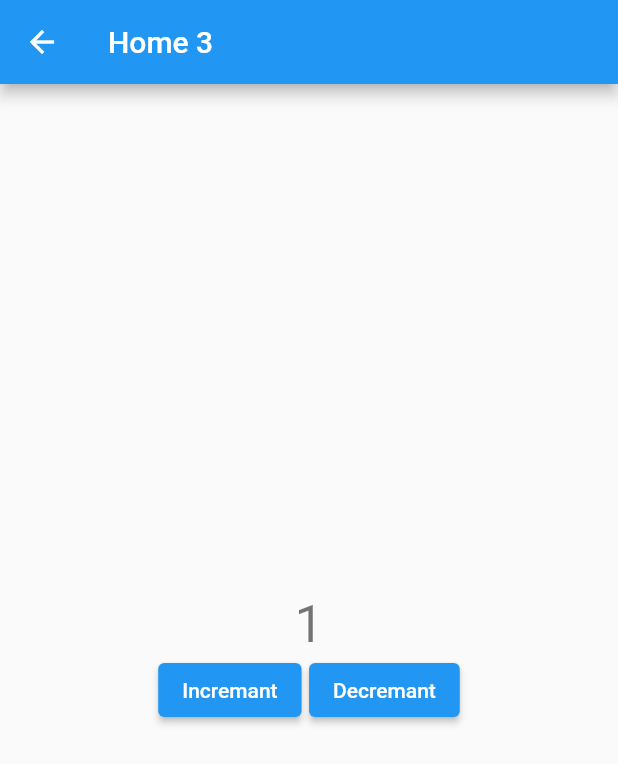
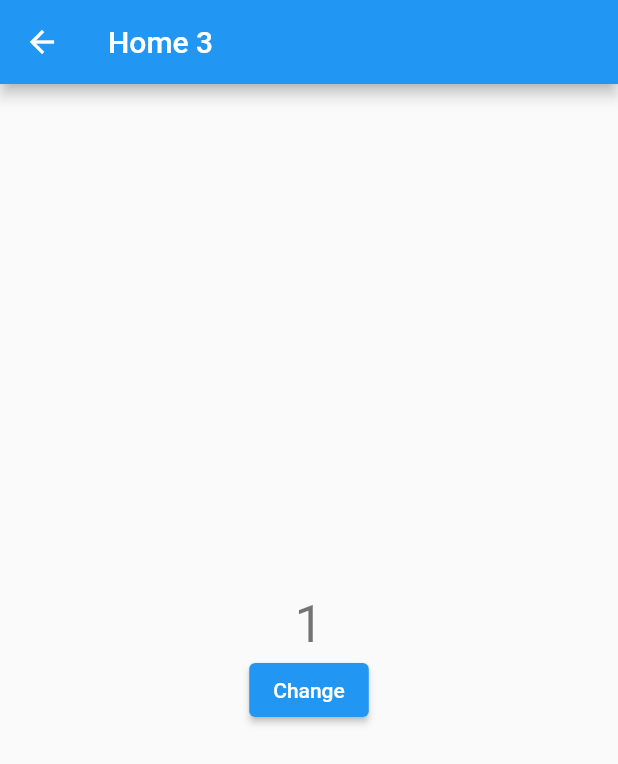
Before and after one commit to ahmedos999/flutter_bloc_concepts, a Flutter app: the ThirdScreen screen opened by its route, on a phone screen of 412 x 824 dp. Shown: the top 764 px of the screen. Run offline on Flutter 3.47's test engine with Material 2 defaults, Android fonts, the phone set to English and light mode, and no system bars; our stand-ins replace bloc, connectivity_plus, equatable, flutter_bloc; missing offline and left inert: test.

```diff
--- a/lib/business_logic/cubit/counter_cubit.dart
+++ b/lib/business_logic/cubit/counter_cubit.dart
@@ -2,8 +2,6 @@ import 'dart:async';
 
 import 'package:bloc/bloc.dart';
 import 'package:equatable/equatable.dart';
-import 'package:flutter_bloc_concepts/business_logic/cubit/internet_cubit.dart';
-import 'package:flutter_bloc_concepts/constants/enums.dart';
 
 part 'counter_state.dart';
 
--- /dev/null
+++ b/lib/business_logic/cubit/testcounter_cubit.dart
@@ -0,0 +1,22 @@
+import 'package:bloc/bloc.dart';
+import 'package:equatable/equatable.dart';
+import 'package:test/expect.dart';
+
+import '../../data/models/product_model.dart';
+
+part 'testcounter_state.dart';
+
+class TestcounterCubit extends Cubit<TestcounterState> {
+  TestcounterCubit()
+      : super(TestcounterState(product: [Product(1, "2")], count: 0));
+
+  // void add(id, name) {
+  //   state.product.add(Product(id, name));
+  //   emit(TestcounterState(product: state.product));
+  // }
+  void incementcount(id, name) {
+    List<Product> temp = state.product;
+    temp.add(Product(id, name));
+    emit(TestcounterState(product: temp, count: 0));
+  }
+}
--- /dev/null
+++ b/lib/business_logic/cubit/testcounter_state.dart
@@ -0,0 +1,10 @@
+part of 'testcounter_cubit.dart';
+
+class TestcounterState extends Equatable {
+  List<Product> product;
+  int count;
+  TestcounterState({required this.product, required this.count});
+
+  @override
+  List<Object> get props => [product, count];
+}
--- /dev/null
+++ b/lib/data/models/product_model.dart
@@ -0,0 +1,6 @@
+class Product {
+  int id;
+  String name;
+
+  Product(this.id, this.name);
+}
--- a/lib/presentation/router/app_router.dart
+++ b/lib/presentation/router/app_router.dart
@@ -2,19 +2,25 @@ import 'package:flutter/cupertino.dart';
 import 'package:flutter/material.dart';
 import 'package:flutter_bloc/flutter_bloc.dart';
 import 'package:flutter_bloc_concepts/business_logic/cubit/counter_cubit.dart';
+import 'package:flutter_bloc_concepts/business_logic/cubit/testcounter_cubit.dart';
 import 'package:flutter_bloc_concepts/presentation/screens/home.dart';
 import 'package:flutter_bloc_concepts/presentation/screens/second.dart';
 import 'package:flutter_bloc_concepts/presentation/screens/third.dart';
 
 class AppRoute {
   Route? onGenerateRoute(RouteSettings routeSettings) {
+    TestcounterCubit testcounterCubit = TestcounterCubit();
     switch (routeSettings.name) {
       case '/':
         return MaterialPageRoute(builder: (_) => HomeScreen(title: 'Home 1'));
       case '/second':
         return MaterialPageRoute(builder: (_) => SecScreen(title: 'Home 2'));
       case '/third':
-        return MaterialPageRoute(builder: (_) => ThirdScreen(title: 'Home 3'));
+        return MaterialPageRoute(
+            builder: (_) => BlocProvider.value(
+                  value: testcounterCubit,
+                  child: ThirdScreen(title: 'Home 3'),
+                ));
       default:
         return null;
     }
--- a/lib/presentation/screens/third.dart
+++ b/lib/presentation/screens/third.dart
@@ -1,6 +1,7 @@
 import 'package:flutter/material.dart';
 import 'package:flutter_bloc/flutter_bloc.dart';
 import 'package:flutter_bloc_concepts/business_logic/cubit/counter_cubit.dart';
+import 'package:flutter_bloc_concepts/business_logic/cubit/testcounter_cubit.dart';
 
 class ThirdScreen extends StatefulWidget {
   String title;
@@ -17,6 +18,7 @@ const snackBar = SnackBar(
 class _ThirdScreenState extends State<ThirdScreen> {
   @override
   Widget build(BuildContext context) {
+    print('Building...');
     return Scaffold(
       appBar: AppBar(
         title: Text(widget.title),
@@ -25,15 +27,11 @@ class _ThirdScreenState extends State<ThirdScreen> {
         child: Column(
           mainAxisAlignment: MainAxisAlignment.center,
           children: <Widget>[
-            BlocConsumer<CounterCubit, CounterState>(
-              listener: (context, state) {
-                if (state.isIncrement) {
-                  ScaffoldMessenger.of(context).showSnackBar(snackBar);
-                }
-              },
+            BlocBuilder<TestcounterCubit, TestcounterState>(
               builder: (context, state) {
+                print('building from the other side !!!');
                 return Text(
-                  state.counterValue.toString(),
+                  state.product.length.toString(),
                   style: Theme.of(context).textTheme.headline4,
                 );
               },
@@ -43,17 +41,10 @@ class _ThirdScreenState extends State<ThirdScreen> {
               children: [
                 ElevatedButton(
                     onPressed: () {
-                      BlocProvider.of<CounterCubit>(context).increment();
+                      BlocProvider.of<TestcounterCubit>(context)
+                          .incementcount(1, 'a');
                     },
-                    child: const Text('Incremant')),
-                const SizedBox(
-                  width: 5,
-                ),
-                ElevatedButton(
-                    onPressed: () {
-                      BlocProvider.of<CounterCubit>(context).decrement();
-                    },
-                    child: const Text('Decremant')),
+                    child: const Text('Change')),
               ],
             ),
           ],
```
Also changed, not shown: lib/presentation/screens/home.dart (+8 -0 lines).
